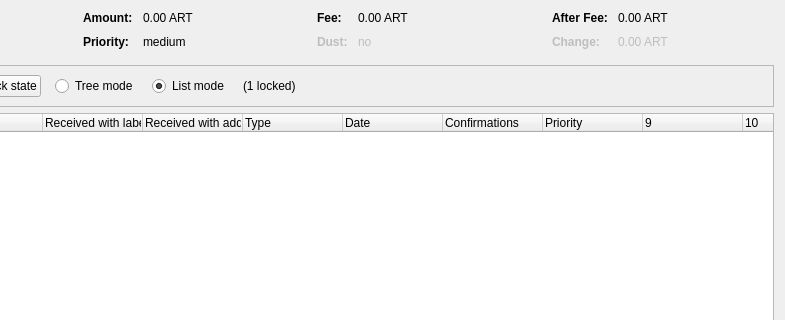
Old version of the form src/qt/forms/coincontroldialog.ui in the repository wmcorless/Arktur-coin; both pictures show x 169 to 954 and y 0 to 320 of the 954 by 500 pixel window.
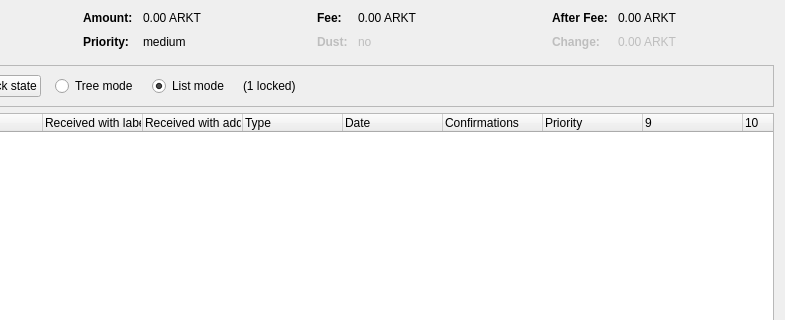
New version of the form. Custom widgets are drawn as their Qt base class.

```diff
--- a/src/qt/forms/coincontroldialog.ui
+++ b/src/qt/forms/coincontroldialog.ui
@@ -132,7 +132,7 @@
           <enum>Qt::ActionsContextMenu</enum>
          </property>
          <property name="text">
-          <string notr="true">0.00 ART</string>
+          <string notr="true">0.00 ARKT</string>
          </property>
          <property name="textInteractionFlags">
           <set>Qt::LinksAccessibleByMouse|Qt::TextSelectableByKeyboard|Qt::TextSelectableByMouse</set>
@@ -206,7 +206,7 @@
           <enum>Qt::ActionsContextMenu</enum>
          </property>
          <property name="text">
-          <string notr="true">0.00 ART</string>
+          <string notr="true">0.00 ARKT</string>
          </property>
          <property name="textInteractionFlags">
           <set>Qt::LinksAccessibleByMouse|Qt::TextSelectableByKeyboard|Qt::TextSelectableByMouse</set>
@@ -286,7 +286,7 @@
           <enum>Qt::ActionsContextMenu</enum>
          </property>
          <property name="text">
-          <string notr="true">0.00 ART</string>
+          <string notr="true">0.00 ARKT</string>
          </property>
          <property name="textInteractionFlags">
           <set>Qt::LinksAccessibleByMouse|Qt::TextSelectableByKeyboard|Qt::TextSelectableByMouse</set>
@@ -321,7 +321,7 @@
           <enum>Qt::ActionsContextMenu</enum>
          </property>
          <property name="text">
-          <string notr="true">0.00 ART</string>
+          <string notr="true">0.00 ARKT</string>
          </property>
          <property name="textInteractionFlags">
           <set>Qt::LinksAccessibleByMouse|Qt::TextSelectableByKeyboard|Qt::TextSelectableByMouse</set>
```
